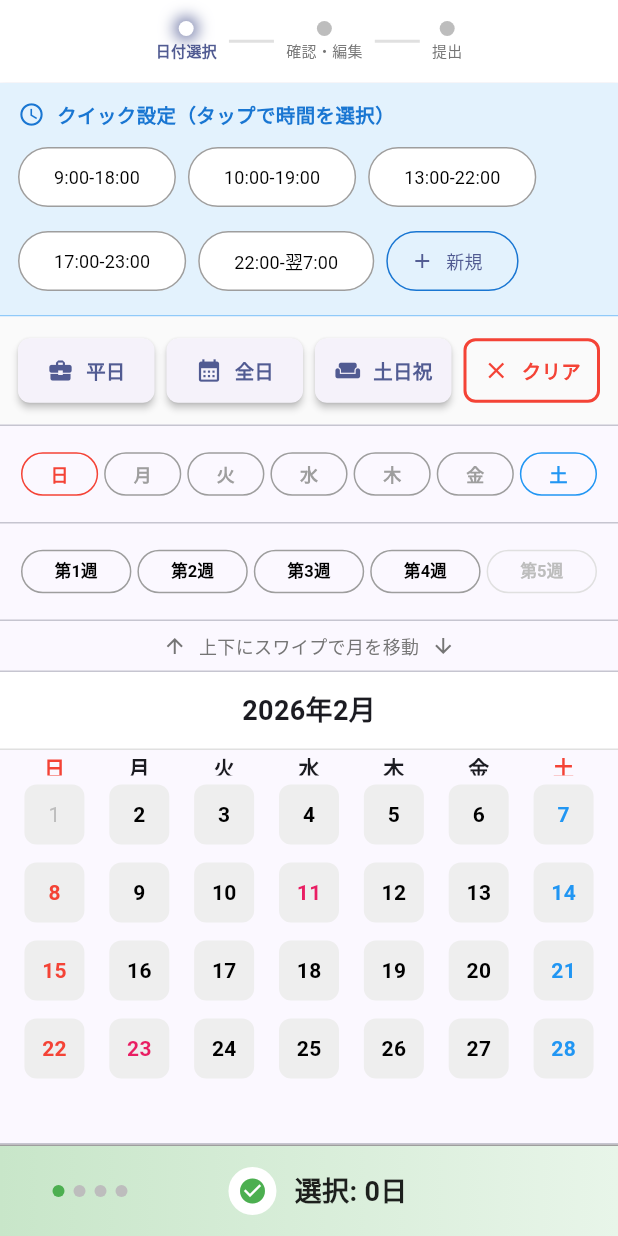
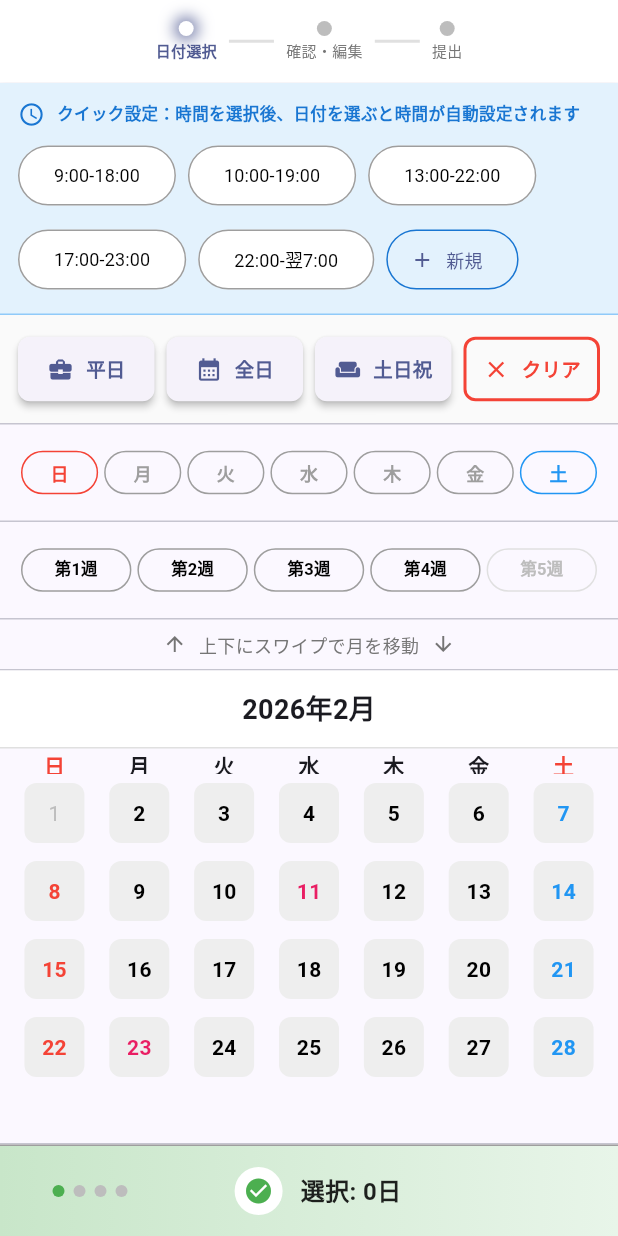
Before and after one commit to musaikun/SxS-Manager-F, a Flutter app: the screen it shows after launch, on a phone screen of 412 x 824 dp. Run offline on Flutter 3.47's test engine with Material 3 defaults, Android fonts, the phone set to English and light mode, and no system bars; drawn by our look-alikes of table_calendar; our stand-ins replace flutter_riverpod, shared_preferences.

Commit message:
feat: 改善点14 - クイック設定の一括選択対応と合計時間表示
- 一括選択（平日・全日・土日祝・曜日別・週別）でもプリセット時間を反映
- クイック設定の説明文を改善：「時間を選択後、日付を選ぶと時間が自動設定されます」
- 「〇〇を選択中」の表示を削除してスペース節約
- 日付選択ページの下部に合計勤務時間を表示
- 選択日数と合計時間を2行で表示（選択: X日 / 合計: X.X時間）

```diff
--- a/lib/features/shift/presentation/shift_wizard_screen.dart
+++ b/lib/features/shift/presentation/shift_wizard_screen.dart
@@ -368,6 +368,48 @@ class _DateSelectionPageState extends ConsumerState<_DateSelectionPage> {
       } else {
         // 選択
         widget.tempSelectedDates.addAll(validDates);
+
+        // プリセット選択中の場合、追加された日付に時間を設定
+        if (_selectedPreset != null) {
+          final defaultStore = ref.read(defaultStoreProvider);
+          final currentShifts = ref.read(shiftDateProvider);
+
+          // 新しく追加された日付のみ処理
+          final newDates = validDates.where((date) {
+            return !currentShifts.any((s) =>
+                ShiftDateUtils.normalizeDate(s.date) == date &&
+                s.storeId == defaultStore.id);
+          }).toList();
+
+          if (newDates.isNotEmpty) {
+            // 新規追加
+            ref.read(shiftDateProvider.notifier).addDates(newDates, defaultStore.id);
+
+            // 時間を設定
+            final startTime = '${_selectedPreset!.startHour.toString().padLeft(2, '0')}:${_selectedPreset!.startMinute.toString().padLeft(2, '0')}';
+            final endTime = '${_selectedPreset!.endHour.toString().padLeft(2, '0')}:${_selectedPreset!.endMinute.toString().padLeft(2, '0')}';
+
+            // 追加されたシフトのuniqueKeyを取得して時間を更新
+            final updatedShifts = ref.read(shiftDateProvider);
+            final uniqueKeys = <String>[];
+
+            for (final date in newDates) {
+              final targetShift = updatedShifts.firstWhere(
+                (s) => ShiftDateUtils.normalizeDate(s.date) == date && s.storeId == defaultStore.id,
+              );
+              uniqueKeys.add(targetShift.uniqueKey);
+            }
+
+            if (uniqueKeys.isNotEmpty) {
+              ref.read(shiftDateProvider.notifier).updateMultipleTimesAndMemo(
+                uniqueKeys,
+                startTime,
+                endTime,
+                null, // メモはnull
+              );
+            }
+          }
+        }
       }
     });
   }
@@ -409,6 +451,36 @@ class _DateSelectionPageState extends ConsumerState<_DateSelectionPage> {
     setState(() {
       widget.tempSelectedDates.clear();
     });
+  }
+
+  // 選択された日付の合計勤務時間を計算
+  String _calculateTotalHours() {
+    final defaultStore = ref.read(defaultStoreProvider);
+    final currentShifts = ref.read(shiftDateProvider);
+
+    double totalHours = 0.0;
+
+    for (final date in widget.tempSelectedDates) {
+      final shift = currentShifts.firstWhere(
+        (s) => ShiftDateUtils.normalizeDate(s.date) == date && s.storeId == defaultStore.id,
+        orElse: () => currentShifts.first, // ダミー
+      );
+
+      // 該当するシフトが見つかり、時間が設定されている場合
+      final hasShift = currentShifts.any(
+        (s) => ShiftDateUtils.normalizeDate(s.date) == date && s.storeId == defaultStore.id,
+      );
+
+      if (hasShift && shift.startTime != null && shift.endTime != null) {
+        final hours = TimeUtils.calculateWorkHours(
+          shift.startTime!,
+          shift.endTime!,
+        );
+        totalHours += hours;
+      }
+    }
+
+    return totalHours.toStringAsFixed(1);
   }
 
   // 該当する曜日が全て選択されているかチェック
@@ -886,7 +958,7 @@ class _DateSelectionPageState extends ConsumerState<_DateSelectionPage> {
                     }),
                   ),
                 ),
-                // 選択数表示
+                // 選択数表示と合計時間
                 Row(
                   mainAxisSize: MainAxisSize.min,
                   children: [
@@ -903,13 +975,30 @@ class _DateSelectionPageState extends ConsumerState<_DateSelectionPage> {
                       ),
                     ),
                     const SizedBox(width: 12),
+                    Column(
+                      crossAxisAlignment: CrossAxisAlignment.start,
+                      mainAxisSize: MainAxisSize.min,
+                      children: [
                         Text(
                           '選択: ${widget.tempSelectedDates.length}日',
                           style: const TextStyle(
-                        fontSize: 18,
+                            fontSize: 16,
                             fontWeight: FontWeight.bold,
                             color: Colors.black87,
                           ),
+                        ),
+                        if (widget.tempSelectedDates.isNotEmpty) ...[
+                          const SizedBox(height: 2),
+                          Text(
+                            '合計: ${_calculateTotalHours()}時間',
+                            style: TextStyle(
+                              fontSize: 12,
+                              fontWeight: FontWeight.w600,
+                              color: Colors.grey[700],
+                            ),
+                          ),
+                        ],
+                      ],
                     ),
                   ],
                 ),
@@ -1032,42 +1121,18 @@ class _DateSelectionPageState extends ConsumerState<_DateSelectionPage> {
             children: [
               Icon(Icons.access_time, size: 18, color: Colors.blue[700]),
               const SizedBox(width: 8),
-              Text(
-                'クイック設定（タップで時間を選択）',
-                style: TextStyle(
-                  fontSize: 13,
+              Expanded(
+                child: Text(
+                  'クイック設定：時間を選択後、日付を選ぶと時間が自動設定されます',
+                  style: TextStyle(
+                    fontSize: 11,
                     fontWeight: FontWeight.bold,
                     color: Colors.blue[700],
                   ),
                 ),
-            ],
-          ),
-          if (_selectedPreset != null) ...[
-            const SizedBox(height: 8),
-            Container(
-              padding: const EdgeInsets.symmetric(horizontal: 12, vertical: 6),
-              decoration: BoxDecoration(
-                color: Colors.green[100],
-                borderRadius: BorderRadius.circular(8),
-                border: Border.all(color: Colors.green, width: 2),
-              ),
-              child: Row(
-                mainAxisSize: MainAxisSize.min,
-                children: [
-                  Icon(Icons.check_circle, size: 16, color: Colors.green[700]),
-                  const SizedBox(width: 6),
-                  Text(
-                    '${_selectedPreset!.label}を選択中',
-                    style: TextStyle(
-                      fontSize: 12,
-                      fontWeight: FontWeight.bold,
-                      color: Colors.green[700],
-                    ),
-                  ),
-                ],
-              ),
-            ),
-          ],
+              ),
+            ],
+          ),
           const SizedBox(height: 8),
           Wrap(
             spacing: 8,
```
Lines whose indentation alone changed are shown as unchanged.
